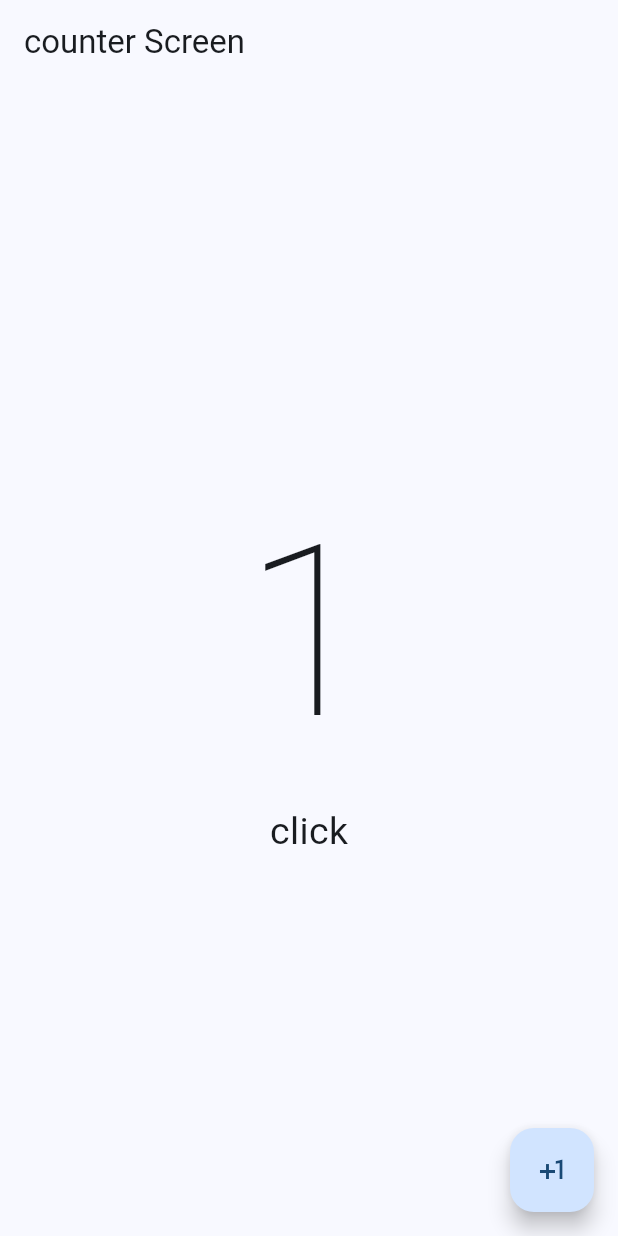
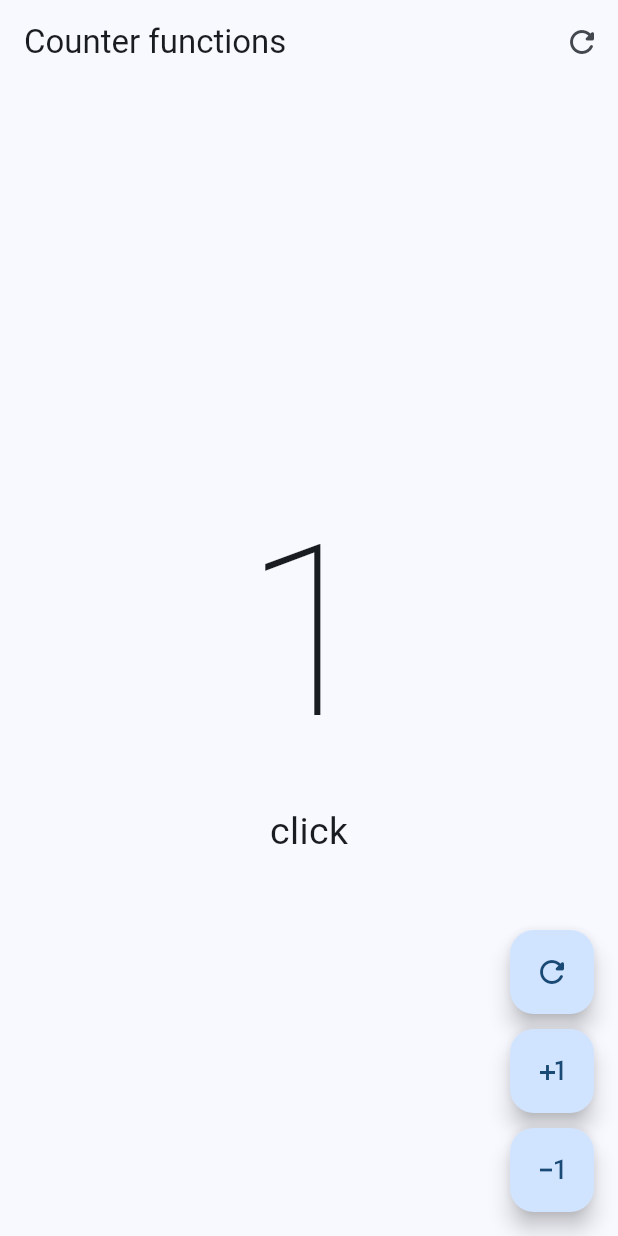
Before and after one commit to miusarname2/FLUTTER_hello_world_app, a Flutter app: the screen it shows after launch, after a tap on the "plus one" icon, on a phone screen of 412 x 824 dp. Run offline on Flutter 3.47's test engine with Material 2 defaults, Android fonts, the phone set to English and light mode, and no system bars.

Commit message:
feat: :sparkles: Se completo la primera apliacion
Se completo la primera aplicaciond, que es un contador de clicks basicamente

```diff
--- a/lib/main.dart
+++ b/lib/main.dart
@@ -1,5 +1,6 @@
 import 'package:flutter/material.dart';
-import 'package:holo_world_app/presentation/screens/counter/counter_screen.dart';
+import 'package:holo_world_app/presentation/screens/counter/counter_functions_screen.dart';
+// import 'package:holo_world_app/presentation/screens/counter/counter_screen.dart';
 
 void main(){
 
@@ -19,7 +20,7 @@ class MyApp extends StatelessWidget{
         useMaterial3: true,
          colorSchemeSeed: Colors.blue,
       ),
-      home:const CounterScreen()
+      home:const CounterFunctionsScreen()
     );
   }
 
--- /dev/null
+++ b/lib/presentation/screens/counter/counter_functions_screen.dart
@@ -0,0 +1,88 @@
+import 'package:flutter/material.dart';
+
+class CounterFunctionsScreen extends StatefulWidget {
+  const CounterFunctionsScreen({super.key});
+
+  @override
+  State<CounterFunctionsScreen> createState() => _CounterFunctionsScreenState();
+}
+
+class _CounterFunctionsScreenState extends State<CounterFunctionsScreen> {
+
+  int counter = 0;
+
+  @override
+  Widget build(BuildContext context) {
+    return Scaffold(
+      appBar: AppBar(
+        title: const Text('Counter functions'),
+        actions: [
+          IconButton(
+        icon: const Icon(Icons.refresh_rounded),
+        onPressed: () {
+          setState(() {
+            counter = 0;
+          });
+         },
+        ),
+        ],
+      ) ,
+        body: Center(
+          child:Column(
+            mainAxisAlignment: MainAxisAlignment.center,
+            children: [
+              Text('$counter',style: const TextStyle( fontSize: 160,fontWeight: FontWeight.w100 ),),
+              Text('click${counter == 1 ? '': 's'}',style: const TextStyle( fontSize: 25 ),)
+            ],
+          )
+        ),
+        floatingActionButton: Column(
+          mainAxisAlignment: MainAxisAlignment.end,
+          children: [
+          CustomBtn(icon: Icons.refresh_rounded,onPressed: () {
+            setState(() {
+              counter =0;
+            });
+          },),
+        const SizedBox(
+          height: 10,
+        ),
+        CustomBtn(icon: Icons.plus_one,onPressed: () {
+          setState(() {
+            counter++;
+          });
+        },),
+        const SizedBox(
+          height: 10,
+
+        ),
+        CustomBtn(icon: Icons.exposure_minus_1_outlined,onPressed: () {
+          setState(() {
+            if(counter == 0) return;
+            counter--;
+          });
+        },),
+        ],)
+      );
+  }
+}
+
+class CustomBtn extends StatelessWidget {
+
+  final IconData icon;
+  final VoidCallback? onPressed;
+
+  const CustomBtn({
+    super.key,
+    required this.icon,
+    this.onPressed
+  });
+
+  @override
+  Widget build(BuildContext context) {
+    return FloatingActionButton(onPressed: onPressed,
+    child:Icon(icon),
+    enableFeedback: true,
+    );
+  }
+}
```
